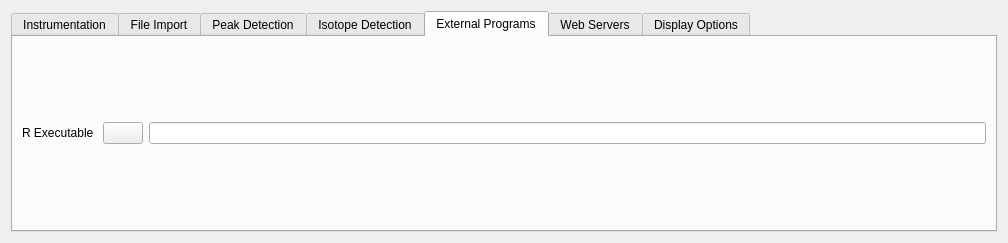
Above: src/maven/forms/settingsform.ui from eugenemel/maven before the change. Below: the same form after it.
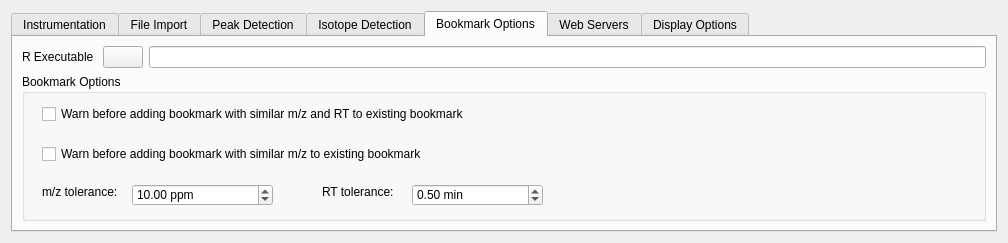
That is the form after the change. The open tabs and pages were chosen to show the change. Icons and pictures are not drawn.

Commit message: Issue 77: Started adding options to warn user if a bookmark already exists.

The edit to the form file:
```diff
--- a/src/maven/forms/settingsform.ui
+++ b/src/maven/forms/settingsform.ui
@@ -22,8 +22,14 @@
   <layout class="QGridLayout" name="gridLayout">
    <item row="1" column="0">
     <widget class="QTabWidget" name="tabWidget">
+     <property name="sizePolicy">
+      <sizepolicy hsizetype="Expanding" vsizetype="Expanding">
+       <horstretch>0</horstretch>
+       <verstretch>0</verstretch>
+      </sizepolicy>
+     </property>
      <property name="currentIndex">
-      <number>0</number>
+      <number>4</number>
      </property>
      <widget class="QWidget" name="instrumentationOptions">
       <attribute name="title">
@@ -590,7 +596,7 @@
      </widget>
      <widget class="QWidget" name="tab_3">
       <attribute name="title">
-       <string>External Programs</string>
+       <string>Bookmark Options</string>
       </attribute>
       <layout class="QGridLayout" name="gridLayout_9">
        <item row="0" column="0">
@@ -600,6 +606,9 @@
          </property>
         </widget>
        </item>
+       <item row="0" column="2">
+        <widget class="QLineEdit" name="Rprogram"/>
+       </item>
        <item row="0" column="1">
         <widget class="QPushButton" name="RProgramSelect">
          <property name="icon">
@@ -608,8 +617,105 @@
          </property>
         </widget>
        </item>
-       <item row="0" column="2">
-        <widget class="QLineEdit" name="Rprogram"/>
+       <item row="2" column="0" colspan="3">
+        <widget class="QGroupBox" name="groupBox_2">
+         <property name="title">
+          <string>Bookmark Options</string>
+         </property>
+         <widget class="QCheckBox" name="checkBox">
+          <property name="geometry">
+           <rect>
+            <x>20</x>
+            <y>30</y>
+            <width>783</width>
+            <height>20</height>
+           </rect>
+          </property>
+          <property name="text">
+           <string>Warn before adding bookmark with similar m/z and RT to existing bookmark</string>
+          </property>
+         </widget>
+         <widget class="QCheckBox" name="checkBox_2">
+          <property name="geometry">
+           <rect>
+            <x>20</x>
+            <y>70</y>
+            <width>783</width>
+            <height>20</height>
+           </rect>
+          </property>
+          <property name="text">
+           <string>Warn before adding bookmark with similar m/z to existing bookmark</string>
+          </property>
+         </widget>
+         <widget class="QLabel" name="label_25">
+          <property name="geometry">
+           <rect>
+            <x>20</x>
+            <y>110</y>
+            <width>101</width>
+            <height>16</height>
+           </rect>
+          </property>
+          <property name="text">
+           <string>m/z tolerance:</string>
+          </property>
+         </widget>
+         <widget class="QLabel" name="label_26">
+          <property name="geometry">
+           <rect>
+            <x>300</x>
+            <y>110</y>
+            <width>91</width>
+            <height>16</height>
+           </rect>
+          </property>
+          <property name="text">
+           <string>RT tolerance:</string>
+          </property>
+         </widget>
+         <widget class="QDoubleSpinBox" name="doubleSpinBox">
+          <property name="geometry">
+           <rect>
+            <x>110</x>
+            <y>110</y>
+            <width>141</width>
+            <height>22</height>
+           </rect>
+          </property>
+          <property name="suffix">
+           <string> ppm</string>
+          </property>
+          <property name="maximum">
+           <double>99999999999999.000000000000000</double>
+          </property>
+          <property name="value">
+           <double>10.000000000000000</double>
+          </property>
+         </widget>
+         <widget class="QDoubleSpinBox" name="doubleSpinBox_2">
+          <property name="geometry">
+           <rect>
+            <x>390</x>
+            <y>110</y>
+            <width>131</width>
+            <height>22</height>
+           </rect>
+          </property>
+          <property name="suffix">
+           <string> min</string>
+          </property>
+          <property name="maximum">
+           <double>99999999.000000000000000</double>
+          </property>
+          <property name="singleStep">
+           <double>0.010000000000000</double>
+          </property>
+          <property name="value">
+           <double>0.500000000000000</double>
+          </property>
+         </widget>
+        </widget>
        </item>
       </layout>
      </widget>
```
